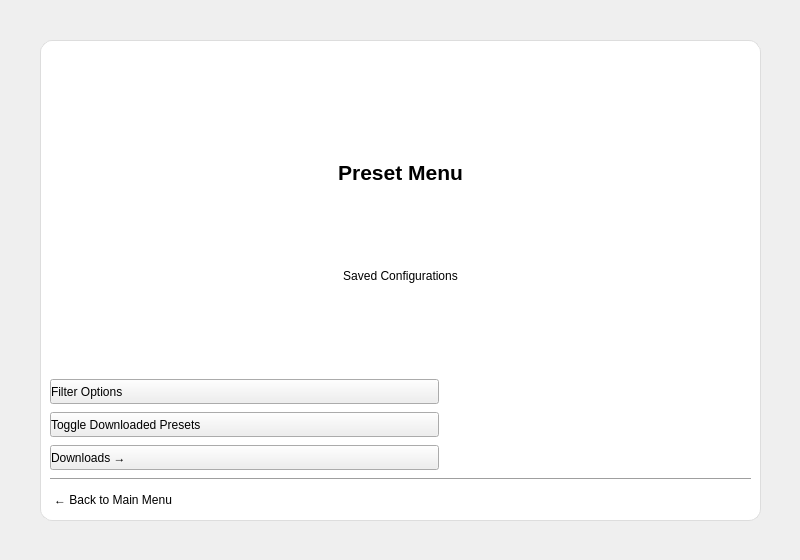
Qt form ui files/eg_presets_menu.ui (brettrjh/enable-games-local) before a commit.
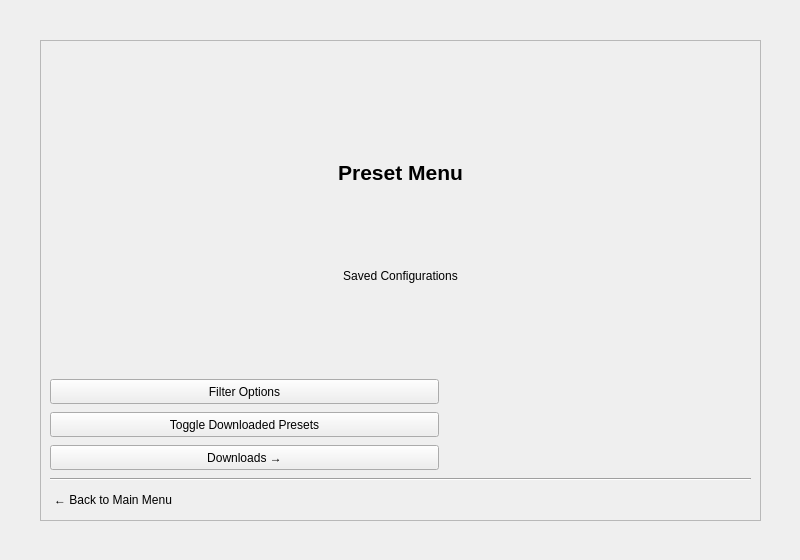
The same form after that commit. Icons and pictures are not drawn.

Commit message: Add shared Qt theme and remove one-off UI styles

The edit to the form file:
```diff
--- a/ui files/eg_presets_menu.ui
+++ b/ui files/eg_presets_menu.ui
@@ -43,15 +43,6 @@
         <height>361</height>
        </size>
       </property>
-      <property name="styleSheet">
-       <string notr="true">
-        #frameContent{
-            background: white;
-            border: 1px solid #ddd;
-            border-radius: 12px;
-        }
-       </string>
-      </property>
       <property name="frameShape">
        <enum>QFrame::StyledPanel</enum>
       </property>
@@ -142,9 +133,6 @@
            <height>25</height>
           </size>
          </property>
-         <property name="styleSheet">
-          <string notr="true">text-align: left;</string>
-         </property>
          <property name="text">
           <string>Filter Options</string>
          </property>
@@ -167,9 +155,6 @@
            <height>25</height>
           </size>
          </property>
-         <property name="styleSheet">
-          <string notr="true">text-align: left;</string>
-         </property>
          <property name="text">
           <string>Toggle Downloaded Presets</string>
          </property>
@@ -189,9 +174,6 @@
            <height>25</height>
           </size>
          </property>
-         <property name="styleSheet">
-          <string notr="true">text-align: left;</string>
-         </property>
          <property name="text">
           <string>Downloads →</string>
          </property>
```
Left out of the diff: 13 changed lines with no effect on the pictures. The commit also changes 12 other files.
